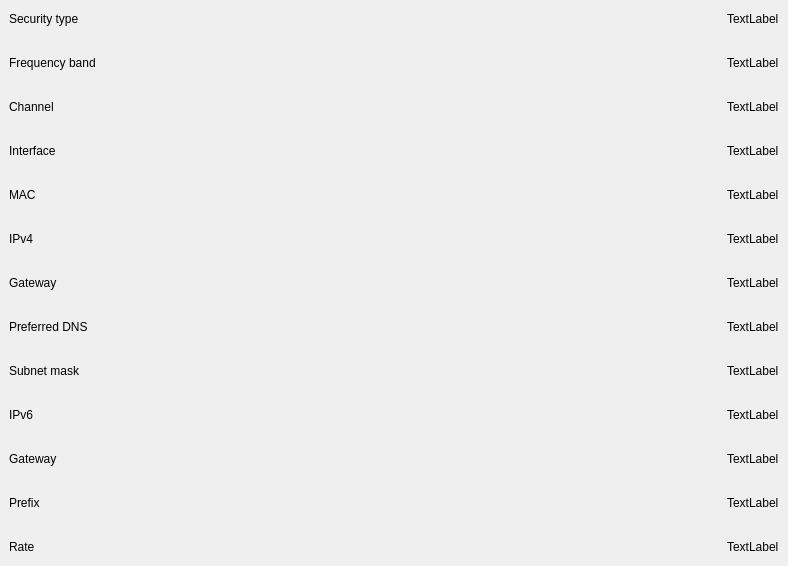
Old version of the form plugins/network/src/plugin/connection-details-widget.ui in the repository openeuler-mirror/kiran-control-panel.
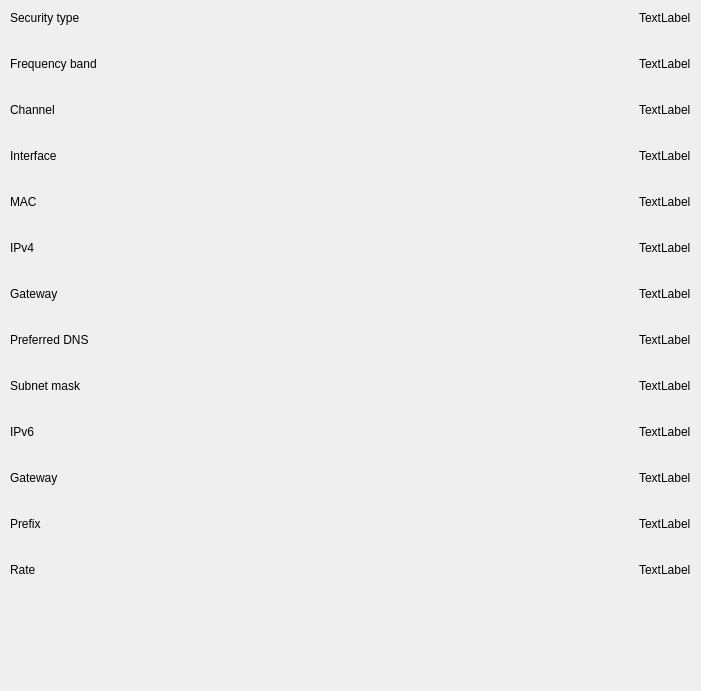
New version of the form. Custom widgets are drawn as their Qt base class.

What changed in the file:
```diff
--- a/plugins/network/src/plugin/connection-details-widget.ui
+++ b/plugins/network/src/plugin/connection-details-widget.ui
@@ -6,14 +6,17 @@
    <rect>
     <x>0</x>
     <y>0</y>
-    <width>788</width>
-    <height>526</height>
+    <width>701</width>
+    <height>691</height>
    </rect>
   </property>
   <property name="windowTitle">
    <string>ConnectionDetailsWidget</string>
   </property>
   <layout class="QVBoxLayout" name="verticalLayout_2">
+   <property name="spacing">
+    <number>10</number>
+   </property>
    <property name="leftMargin">
     <number>0</number>
    </property>
@@ -29,6 +32,9 @@
    <item>
     <widget class="QWidget" name="wirelssSpecialWidget" native="true">
      <layout class="QVBoxLayout" name="verticalLayout">
+      <property name="spacing">
+       <number>10</number>
+      </property>
       <property name="leftMargin">
        <number>0</number>
       </property>
@@ -43,7 +49,40 @@
       </property>
       <item>
        <widget class="KiranFrame" name="securityTypeWidget" native="true">
+        <property name="sizePolicy">
+         <sizepolicy hsizetype="Preferred" vsizetype="Fixed">
+          <horstretch>0</horstretch>
+          <verstretch>0</verstretch>
+         </sizepolicy>
+        </property>
+        <property name="minimumSize">
+         <size>
+          <width>0</width>
+          <height>36</height>
+         </size>
+        </property>
+        <property name="maximumSize">
+         <size>
+          <width>16777215</width>
+          <height>36</height>
+         </size>
+        </property>
         <layout class="QHBoxLayout" name="horizontalLayout_2">
+         <property name="spacing">
+          <number>0</number>
+         </property>
+         <property name="leftMargin">
+          <number>10</number>
+         </property>
+         <property name="topMargin">
+          <number>0</number>
+         </property>
+         <property name="rightMargin">
+          <number>10</number>
+         </property>
+         <property name="bottomMargin">
+          <number>0</number>
+         </property>
          <item>
           <widget class="QLabel" name="label_3">
            <property name="text">
@@ -76,7 +115,40 @@
       </item>
       <item>
        <widget class="KiranFrame" name="frequencyBandWidget" native="true">
+        <property name="sizePolicy">
+         <sizepolicy hsizetype="Preferred" vsizetype="Fixed">
+          <horstretch>0</horstretch>
+          <verstretch>0</verstretch>
+         </sizepolicy>
+        </property>
+        <property name="minimumSize">
+         <size>
+          <width>0</width>
+          <height>36</height>
+         </size>
+        </property>
+        <property name="maximumSize">
+         <size>
+          <width>16777215</width>
+          <height>36</height>
+         </size>
+        </property>
         <layout class="QHBoxLayout" name="horizontalLayout">
+         <property name="spacing">
+          <number>0</number>
+         </property>
+         <property name="leftMargin">
+          <number>10</number>
+         </property>
+         <property name="topMargin">
+          <number>0</number>
+         </property>
+         <property name="rightMargin">
+          <number>10</number>
+         </property>
+         <property name="bottomMargin">
+          <number>0</number>
+         </property>
          <item>
           <widget class="QLabel" name="label">
            <property name="text">
@@ -109,7 +181,40 @@
       </item>
       <item>
        <widget class="KiranFrame" name="channelWidget" native="true">
+        <property name="sizePolicy">
+         <sizepolicy hsizetype="Preferred" vsizetype="Fixed">
+          <horstretch>0</horstretch>
+          <verstretch>0</verstretch>
+         </sizepolicy>
+        </property>
+        <property name="minimumSize">
+         <size>
+          <width>0</width>
+          <height>36</height>
+         </size>
+        </property>
+        <property name="maximumSize">
+         <size>
+          <width>16777215</width>
+          <height>36</height>
+         </size>
+        </property>
         <layout class="QHBoxLayout" name="horizontalLayout_3">
+         <property name="spacing">
+          <number>0</number>
+         </property>
+         <property name="leftMargin">
+          <number>10</number>
+         </property>
+         <property name="topMargin">
+          <number>0</number>
+         </property>
+         <property name="rightMargin">
+          <number>10</number>
+         </property>
+         <property name="bottomMargin">
+          <number>0</number>
+         </property>
          <item>
           <widget class="QLabel" name="label_5">
            <property name="text">
@@ -144,8 +249,46 @@
     </widget>
    </item>
    <item>
+    <layout class="QVBoxLayout" name="verticalLayout_3">
+     <property name="spacing">
+      <number>10</number>
+     </property>
+     <item>
     <widget class="KiranFrame" name="InterfaceWidget" native="true">
+       <property name="sizePolicy">
+        <sizepolicy hsizetype="Preferred" vsizetype="Fixed">
+         <horstretch>0</horstretch>
+         <verstretch>0</verstretch>
+        </sizepolicy>
+       </property>
+       <property name="minimumSize">
+        <size>
+         <width>0</width>
+         <height>36</height>
+        </size>
+       </property>
+       <property name="maximumSize">
+        <size>
+         <width>16777215</width>
+         <height>36</height>
+        </size>
+       </property>
      <layout class="QHBoxLayout" name="horizontalLayout_4">
+        <property name="spacing">
+         <number>0</number>
+        </property>
+        <property name="leftMargin">
+         <number>10</number>
+        </property>
+        <property name="topMargin">
+         <number>0</number>
+        </property>
+        <property name="rightMargin">
+         <number>10</number>
+        </property>
+        <property name="bottomMargin">
+         <number>0</number>
+        </property>
       <item>
        <widget class="QLabel" name="label_7">
         <property name="text">
@@ -178,7 +321,40 @@
    </item>
    <item>
     <widget class="KiranFrame" name="macWidget" native="true">
+       <property name="sizePolicy">
+        <sizepolicy hsizetype="Preferred" vsizetype="Fixed">
+         <horstretch>0</horstretch>
+         <verstretch>0</verstretch>
+        </sizepolicy>
+       </property>
+       <property name="minimumSize">
+        <size>
+         <width>0</width>
+         <height>36</height>
+        </size>
+       </property>
+       <property name="maximumSize">
+        <size>
+         <width>16777215</width>
+         <height>36</height>
+        </size>
+       </property>
      <layout class="QHBoxLayout" name="horizontalLayout_5">
+        <property name="spacing">
+         <number>0</number>
+        </property>
+        <property name="leftMargin">
+         <number>10</number>
+        </property>
+        <property name="topMargin">
+         <number>0</number>
+        </property>
+        <property name="rightMargin">
+         <number>10</number>
+        </property>
+        <property name="bottomMargin">
+         <number>0</number>
+        </property>
       <item>
        <widget class="QLabel" name="label_2">
         <property name="text">
@@ -211,7 +387,40 @@
    </item>
    <item>
     <widget class="KiranFrame" name="ipv4Widget" native="true">
+       <property name="sizePolicy">
+        <sizepolicy hsizetype="Preferred" vsizetype="Fixed">
+         <horstretch>0</horstretch>
+         <verstretch>0</verstretch>
+        </sizepolicy>
+       </property>
+       <property name="minimumSize">
+        <size>
+         <width>0</width>
+         <height>36</height>
+        </size>
+       </property>
+       <property name="maximumSize">
+        <size>
+         <width>16777215</width>
+         <height>36</height>
+        </size>
+       </property>
      <layout class="QHBoxLayout" name="horizontalLayout_6">
+        <property name="spacing">
+         <number>0</number>
+        </property>
+        <property name="leftMargin">
+         <number>10</number>
+        </property>
+        <property name="topMargin">
+         <number>0</number>
+        </property>
+        <property name="rightMargin">
+         <number>10</number>
+        </property>
+        <property name="bottomMargin">
+         <number>0</number>
+        </property>
       <item>
        <widget class="QLabel" name="label_11">
         <property name="text">
@@ -244,7 +453,40 @@
    </item>
    <item>
     <widget class="KiranFrame" name="gatewayWidget" native="true">
+       <property name="sizePolicy">
+        <sizepolicy hsizetype="Preferred" vsizetype="Fixed">
+         <horstretch>0</horstretch>
+         <verstretch>0</verstretch>
+        </sizepolicy>
+       </property>
+       <property name="minimumSize">
+        <size>
+         <width>0</width>
+         <height>36</height>
+        </size>
+       </property>
+       <property name="maximumSize">
+        <size>
+         <width>16777215</width>
+         <height>36</height>
+        </size>
+       </property>
      <layout class="QHBoxLayout" name="horizontalLayout_7">
+        <property name="spacing">
+         <number>0</number>
+        </property>
+        <property name="leftMargin">
+         <number>10</number>
+        </property>
+        <property name="topMargin">
+         <number>0</number>
+        </property>
+        <property name="rightMargin">
+         <number>10</number>
+        </property>
+        <property name="bottomMargin">
+         <number>0</number>
+        </property>
       <item>
        <widget class="QLabel" name="label_13">
         <property name="text">
@@ -277,7 +519,40 @@
    </item>
    <item>
     <widget class="KiranFrame" name="preferredDNSWidget" native="true">
+       <property name="sizePolicy">
+        <sizepolicy hsizetype="Preferred" vsizetype="Fixed">
+         <horstretch>0</horstretch>
+         <verstretch>0</verstretch>
+        </sizepolicy>
+       </property>
+       <property name="minimumSize">
+        <size>
+         <width>0</width>
+         <height>36</height>
+        </size>
+       </property>
+       <property name="maximumSize">
+        <size>
+         <width>16777215</width>
+         <height>36</height>
+        </size>
+       </property>
      <layout class="QHBoxLayout" name="horizontalLayout_8">
+        <property name="spacing">
+         <number>0</number>
+        </property>
+        <property name="leftMargin">
+         <number>10</number>
+        </property>
+        <property name="topMargin">
+         <number>0</number>
+        </property>
+        <property name="rightMargin">
+         <number>10</number>
+        </property>
+        <property name="bottomMargin">
+         <number>0</number>
+        </property>
       <item>
        <widget class="QLabel" name="label_15">
         <property name="text">
@@ -310,7 +585,40 @@
    </item>
    <item>
     <widget class="KiranFrame" name="subnetMaskWidget" native="true">
+       <property name="sizePolicy">
+        <sizepolicy hsizetype="Preferred" vsizetype="Fixed">
+         <horstretch>0</horstretch>
+         <verstretch>0</verstretch>
+        </sizepolicy>
+       </property>
+       <property name="minimumSize">
+        <size>
+         <width>0</width>
+         <height>36</height>
+        </size>
+       </property>
+       <property name="maximumSize">
+        <size>
+         <width>16777215</width>
+         <height>36</height>
+        </size>
+       </property>
      <layout class="QHBoxLayout" name="horizontalLayout_9">
+        <property name="spacing">
+         <number>0</number>
+        </property>
+        <property name="leftMargin">
+         <number>10</number>
+        </property>
+        <property name="topMargin">
+         <number>0</number>
+        </property>
+        <property name="rightMargin">
+         <number>10</number>
+        </property>
+        <property name="bottomMargin">
+         <number>0</number>
+        </property>
       <item>
        <widget class="QLabel" name="label_17">
         <property name="text">
@@ -343,7 +651,40 @@
    </item>
    <item>
     <widget class="KiranFrame" name="ipv6Widget" native="true">
+       <property name="sizePolicy">
+        <sizepolicy hsizetype="Preferred" vsizetype="Fixed">
+         <horstretch>0</horstretch>
+         <verstretch>0</verstretch>
+        </sizepolicy>
+       </property>
+       <property name="minimumSize">
+        <size>
+         <width>0</width>
+         <height>36</height>
+        </size>
+       </property>
+       <property name="maximumSize">
+        <size>
+         <width>16777215</width>
+         <height>36</height>
+        </size>
+       </property>
      <layout class="QHBoxLayout" name="horizontalLayout_10">
+        <property name="spacing">
+         <number>0</number>
+        </property>
+        <property name="leftMargin">
+         <number>10</number>
+        </property>
+        <property name="topMargin">
+         <number>0</number>
+        </property>
+        <property name="rightMargin">
+         <number>10</number>
+        </property>
+        <property name="bottomMargin">
+         <number>0</number>
+        </property>
       <item>
        <widget class="QLabel" name="label_19">
         <property name="text">
@@ -376,7 +717,40 @@
    </item>
    <item>
     <widget class="KiranFrame" name="ipv6GatewayWidget" native="true">
+       <property name="sizePolicy">
+        <sizepolicy hsizetype="Preferred" vsizetype="Fixed">
+         <horstretch>0</horstretch>
+         <verstretch>0</verstretch>
+        </sizepolicy>
+       </property>
+       <property name="minimumSize">
+        <size>
+         <width>0</width>
+         <height>36</height>
+        </size>
+       </property>
+       <property name="maximumSize">
+        <size>
+         <width>16777215</width>
+         <height>36</height>
+        </size>
+       </property>
      <layout class="QHBoxLayout" name="horizontalLayout_13">
+        <property name="spacing">
+         <number>0</number>
+        </property>
+        <property name="leftMargin">
+         <number>10</number>
+        </property>
+        <property name="topMargin">
+         <number>0</number>
+        </property>
+        <property name="rightMargin">
+         <number>10</number>
+        </property>
+        <property name="bottomMargin">
+         <number>0</number>
+        </property>
       <item>
        <widget class="QLabel" name="label_14">
         <property name="text">
@@ -409,7 +783,40 @@
    </item>
    <item>
     <widget class="KiranFrame" name="prefixWidget" native="true">
+       <property name="sizePolicy">
+        <sizepolicy hsizetype="Preferred" vsizetype="Fixed">
+         <horstretch>0</horstretch>
+         <verstretch>0</verstretch>
+        </sizepolicy>
+       </property>
+       <property name="minimumSize">
+        <size>
+         <width>0</width>
+         <height>36</height>
+        </size>
+       </property>
+       <property name="maximumSize">
+        <size>
+         <width>16777215</width>
+         <height>36</height>
+        </size>
+       </property>
      <layout class="QHBoxLayout" name="horizontalLayout_12">
+        <property name="spacing">
+         <number>0</number>
+        </property>
+        <property name="leftMargin">
+         <number>10</number>
+        </property>
+        <property name="topMargin">
+         <number>0</number>
+        </property>
+        <property name="rightMargin">
+         <number>10</number>
+        </property>
+        <property name="bottomMargin">
+         <number>0</number>
+        </property>
       <item>
        <widget class="QLabel" name="label_23">
         <property name="text">
@@ -442,7 +849,40 @@
    </item>
    <item>
     <widget class="KiranFrame" name="rateWidget" native="true">
+       <property name="sizePolicy">
+        <sizepolicy hsizetype="Preferred" vsizetype="Fixed">
+         <horstretch>0</horstretch>
+         <verstretch>0</verstretch>
+        </sizepolicy>
+       </property>
+       <property name="minimumSize">
+        <size>
+         <width>0</width>
+         <height>36</height>
+        </size>
+       </property>
+       <property name="maximumSize">
+        <size>
+         <width>16777215</width>
+         <height>36</height>
+        </size>
+       </property>
      <layout class="QHBoxLayout" name="horizontalLayout_11">
+        <property name="spacing">
+         <number>0</number>
+        </property>
+        <property name="leftMargin">
+         <number>10</number>
+        </property>
+        <property name="topMargin">
+         <number>0</number>
+        </property>
+        <property name="rightMargin">
+         <number>10</number>
+        </property>
+        <property name="bottomMargin">
+         <number>0</number>
+        </property>
       <item>
        <widget class="QLabel" name="label_21">
         <property name="text">
@@ -472,6 +912,21 @@
       </item>
      </layout>
     </widget>
+     </item>
+    </layout>
+   </item>
+   <item>
+    <spacer name="verticalSpacer">
+     <property name="orientation">
+      <enum>Qt::Vertical</enum>
+     </property>
+     <property name="sizeHint" stdset="0">
+      <size>
+       <width>20</width>
+       <height>88</height>
+      </size>
+     </property>
+    </spacer>
    </item>
   </layout>
  </widget>
```
Lines whose indentation alone changed are shown as unchanged.
